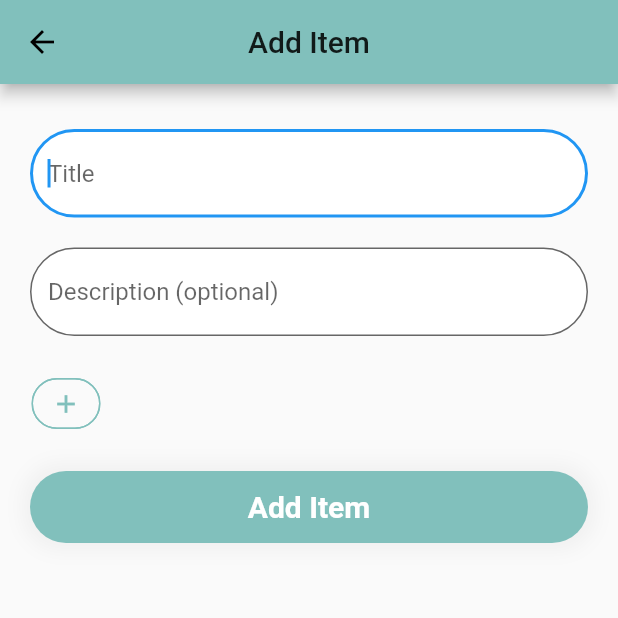
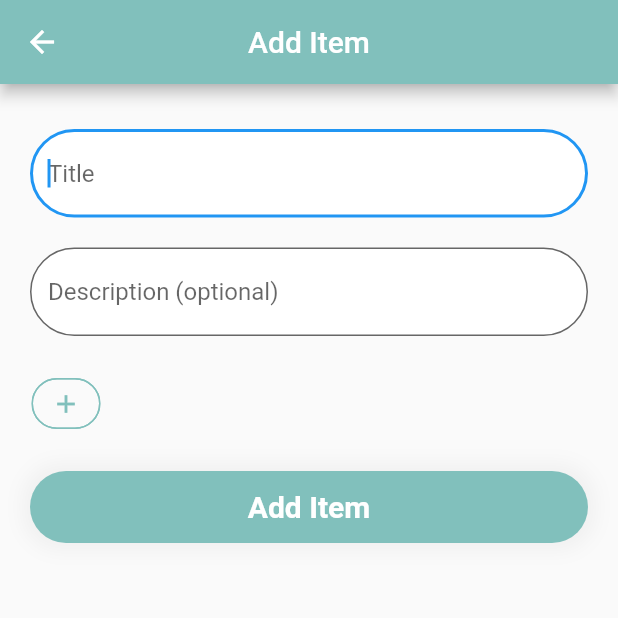
Before and after one commit to imepnja/Groceries, a Flutter app: the screen it shows after launch, after a tap on the "add" icon, on a phone screen of 412 x 824 dp, the top half of it. Run offline on Flutter 3.47's test engine with Material 2 defaults, Android fonts, the phone set to English and light mode, and no system bars; our stand-ins replace cloud_firestore, flutter_spinkit; missing offline and left inert: animated_stream_list, dart:ffi; accounts and stored records are empty.

Commit message:
minor color changes

```diff
--- a/lib/databse.dart
+++ b/lib/databse.dart
@@ -9,21 +9,13 @@ class DatabaseService {
   Firestore _database = Firestore.instance;
 
   Stream<List<Item>> get groceryListStream {
-    // Stream groceriesStream = _;
-
-    // Stream tagsStream = ;
-    var group = StreamGroup();
-    // group.add(
     return _database
         .collection('groceries')
-        .orderBy('editDate')
+        // .orderBy('editDate', descending: true)
+        .orderBy('tags')
         // .orderBy('enabled', descending: true)
         .snapshots()
         .map(_itemListFromSnapshot);
-    // group.add(tagStream());
-    // group.close();
-    // var stream = group.stream.asBroadcastStream();
-    // print(stream.first);
   }
 
   List<Item> _itemListFromSnapshot(QuerySnapshot snapshot) {
--- a/lib/pages/add_item_page.dart
+++ b/lib/pages/add_item_page.dart
@@ -57,7 +57,8 @@ class _AddItemPageState extends State<AddItemPage> {
   Widget build(BuildContext context) {
     return Scaffold(
         appBar: AppBar(
-          title: Text('Add Item', style: TextStyle()),
+          iconTheme: IconThemeData(color: Colors.white),
+          title: Text('Add Item', style: TextStyle(color: Colors.white)),
           centerTitle: true,
         ),
         body: Form(
--- a/lib/pages/edit_item_page.dart
+++ b/lib/pages/edit_item_page.dart
@@ -44,7 +44,8 @@ class _EditItemPageState extends State<EditItemPage> {
   Widget build(BuildContext context) {
     return Scaffold(
         appBar: AppBar(
-          title: Text('Edit Item', style: TextStyle()),
+          iconTheme: IconThemeData(color: Colors.white),
+          title: Text('Edit Item', style: TextStyle(color: Colors.white)),
           centerTitle: true,
         ),
         body: Form(
```
Also changed, not shown: lib/pages/home_page.dart (+22 -8 lines).
